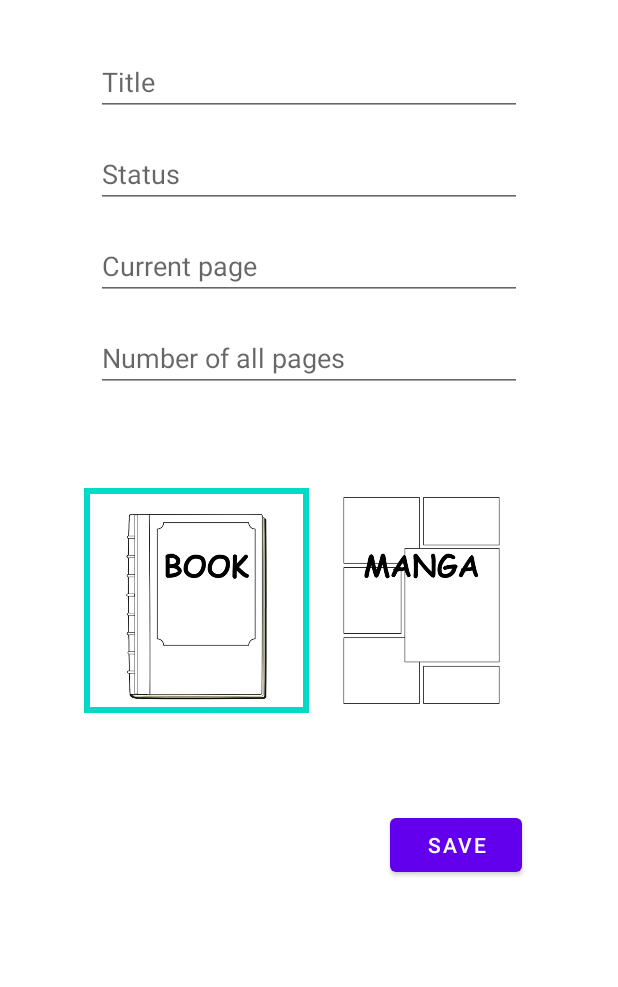
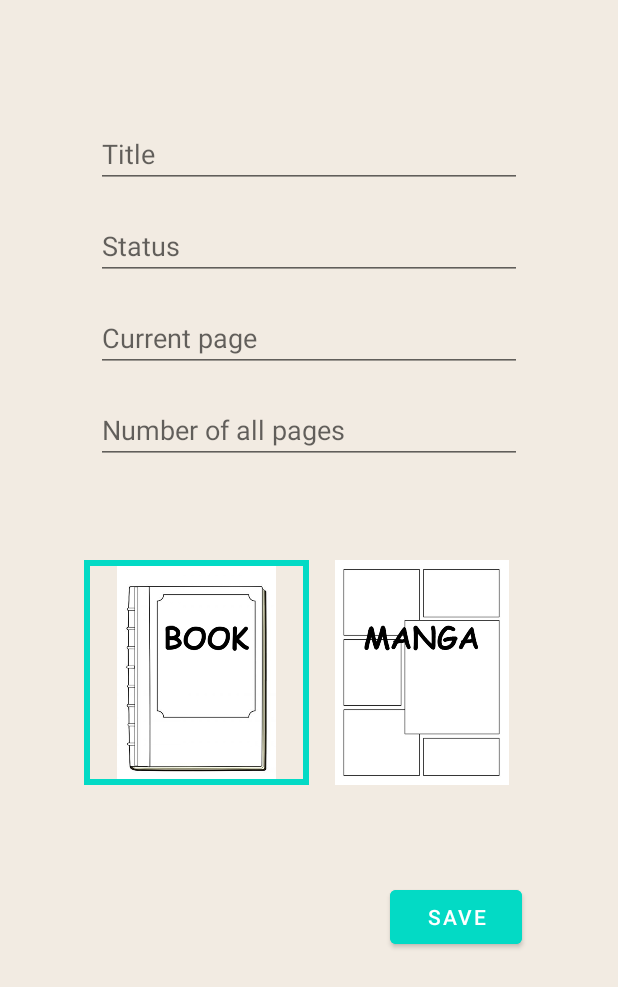
Before and after one commit to LeFi8/ReadingTrackerApp, an Android app: the screen it shows after launch (MainActivity), after a tap on "add", on a phone screen of 412 x 824 dp. Shown: the top 987 px of the screen. Run offline under Robolectric (Android 15) with nearby library versions, the phone set to English and light mode, and no system bars; our stand-ins replace Room's generated code.

Commit message:
disable darkmode option

```diff
--- a/app/src/main/res/layout/fragment_edit.xml
+++ b/app/src/main/res/layout/fragment_edit.xml
@@ -4,7 +4,8 @@
     xmlns:tools="http://schemas.android.com/tools"
     android:layout_width="match_parent"
     android:layout_height="match_parent"
-    tools:context=".fragments.EditFragment">
+    tools:context=".fragments.EditFragment"
+    android:background="@color/beige">
 
     <EditText
         android:id="@+id/maxPages"
@@ -24,7 +25,7 @@
         android:layout_width="0dp"
         android:layout_height="wrap_content"
         android:layout_marginStart="64dp"
-        android:layout_marginTop="32dp"
+        android:layout_marginTop="80dp"
         android:layout_marginEnd="64dp"
         android:ems="10"
         android:gravity="start"
@@ -77,6 +78,7 @@
         android:layout_marginTop="64dp"
         android:layout_marginEnd="64dp"
         android:text="@string/save"
+        android:backgroundTint="@color/teal_200"
         app:layout_constraintEnd_toEndOf="parent"
         app:layout_constraintHorizontal_bias="1.0"
         app:layout_constraintStart_toStartOf="parent"
--- a/app/src/main/res/layout/fragment_list.xml
+++ b/app/src/main/res/layout/fragment_list.xml
@@ -22,7 +22,7 @@
             android:id="@+id/progressText"
             android:layout_width="wrap_content"
             android:layout_height="wrap_content"
-            android:layout_marginTop="16dp"
+            android:layout_marginTop="24dp"
             android:gravity="center"
             android:text="@string/overall_progress"
             android:textAlignment="center"
--- a/app/src/main/res/values/themes.xml
+++ b/app/src/main/res/values/themes.xml
@@ -1,6 +1,6 @@
 <resources>
     <!-- Base application theme. -->
-    <style name="Theme.AppCompat.NoActionBar" parent="Theme.MaterialComponents.DayNight.DarkActionBar">
+    <style name="Theme.AppCompat.NoActionBar" parent="Theme.MaterialComponents.Light.DarkActionBar">
         <!-- Primary brand color. -->
         <item name="colorPrimary">@color/purple_500</item>
         <item name="colorPrimaryVariant">@color/purple_700</item>
```
Also changed, not shown: app/src/main/res/values-night/themes.xml (deleted, +0 -16 lines).
